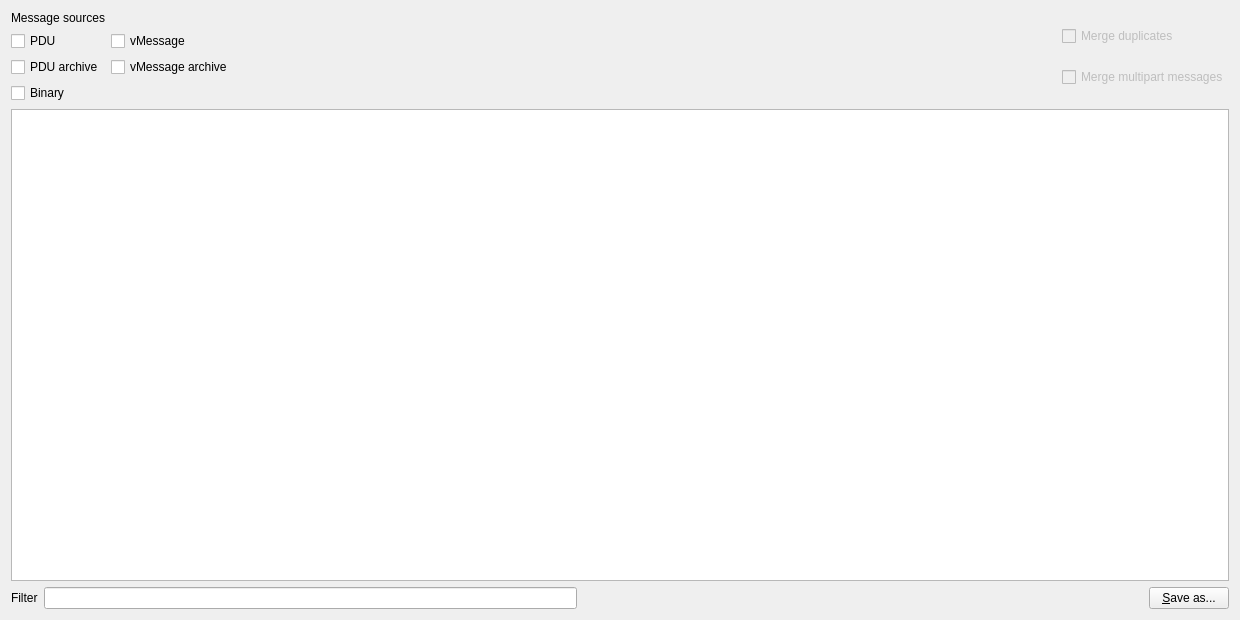
The window that app/messagewindow.ui (DarkHobbit/doublecontact) describes before a commit, drawn with Qt 5.
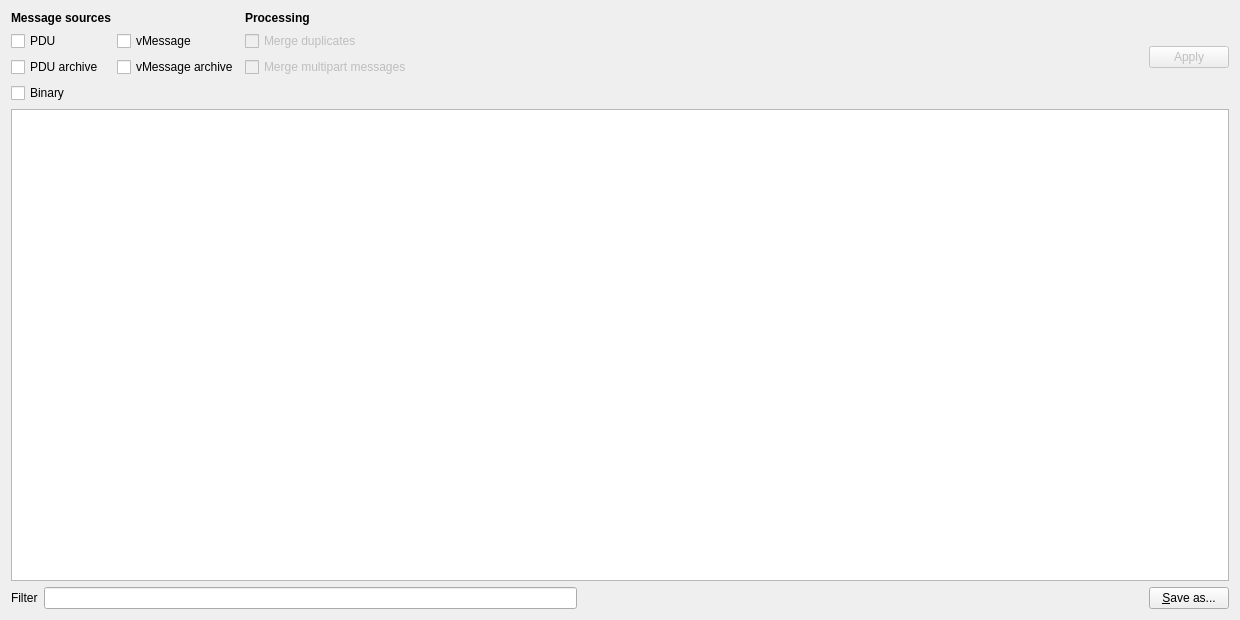
The same window after the commit.

Commit message: SMS sources and settings changed only by Apply button

```diff
--- a/app/messagewindow.ui
+++ b/app/messagewindow.ui
@@ -13,18 +13,37 @@
   <property name="windowTitle">
    <string>Messages</string>
   </property>
-  <layout class="QVBoxLayout" name="verticalLayout_2">
+  <layout class="QVBoxLayout" name="verticalLayout">
    <item>
     <layout class="QHBoxLayout" name="horizontalLayout_2">
      <item>
       <layout class="QGridLayout" name="gridLayout">
        <item row="0" column="0">
         <widget class="QLabel" name="lbMessageSources">
+         <property name="font">
+          <font>
+           <weight>75</weight>
+           <bold>true</bold>
+          </font>
+         </property>
          <property name="text">
           <string>Message sources</string>
          </property>
         </widget>
        </item>
+       <item row="0" column="2">
+        <widget class="QLabel" name="lbProcessing">
+         <property name="font">
+          <font>
+           <weight>75</weight>
+           <bold>true</bold>
+          </font>
+         </property>
+         <property name="text">
+          <string>Processing</string>
+         </property>
+        </widget>
+       </item>
        <item row="1" column="0">
         <widget class="QCheckBox" name="cbPDU">
          <property name="text">
@@ -39,6 +58,16 @@
          </property>
         </widget>
        </item>
+       <item row="1" column="2">
+        <widget class="QCheckBox" name="cbMergeDups">
+         <property name="enabled">
+          <bool>false</bool>
+         </property>
+         <property name="text">
+          <string>Merge duplicates</string>
+         </property>
+        </widget>
+       </item>
        <item row="2" column="0">
         <widget class="QCheckBox" name="cbPDUArchive">
          <property name="text">
@@ -53,6 +82,16 @@
          </property>
         </widget>
        </item>
+       <item row="2" column="2">
+        <widget class="QCheckBox" name="cbMergeMultiparts">
+         <property name="enabled">
+          <bool>false</bool>
+         </property>
+         <property name="text">
+          <string>Merge multipart messages</string>
+         </property>
+        </widget>
+       </item>
        <item row="3" column="0">
         <widget class="QCheckBox" name="cbBinary">
          <property name="text">
@@ -76,28 +115,14 @@
       </spacer>
      </item>
      <item>
-      <layout class="QVBoxLayout" name="verticalLayout">
-       <item>
-        <widget class="QCheckBox" name="cbMergeDups">
-         <property name="enabled">
-          <bool>false</bool>
-         </property>
-         <property name="text">
-          <string>Merge duplicates</string>
-         </property>
-        </widget>
-       </item>
-       <item>
-        <widget class="QCheckBox" name="cbMergeMultiparts">
-         <property name="enabled">
-          <bool>false</bool>
-         </property>
-         <property name="text">
-          <string>Merge multipart messages</string>
-         </property>
-        </widget>
-       </item>
-      </layout>
+      <widget class="QPushButton" name="btnApply">
+       <property name="enabled">
+        <bool>false</bool>
+       </property>
+       <property name="text">
+        <string>Apply</string>
+       </property>
+      </widget>
      </item>
     </layout>
    </item>
```
The commit also changes 14 other files.
